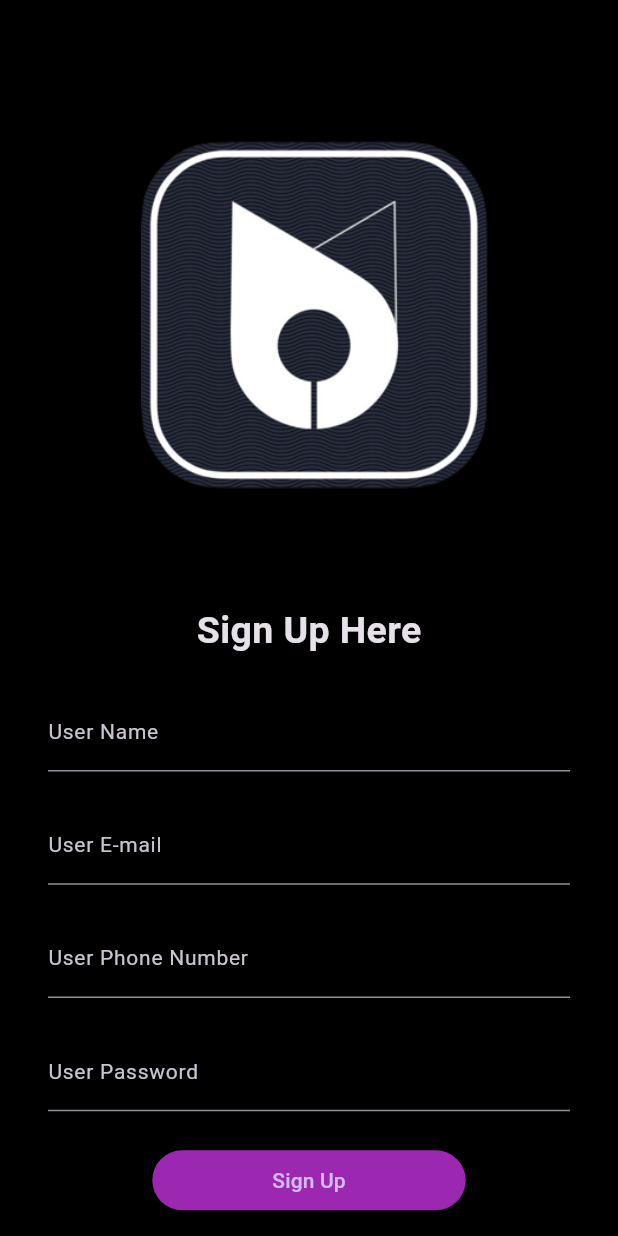
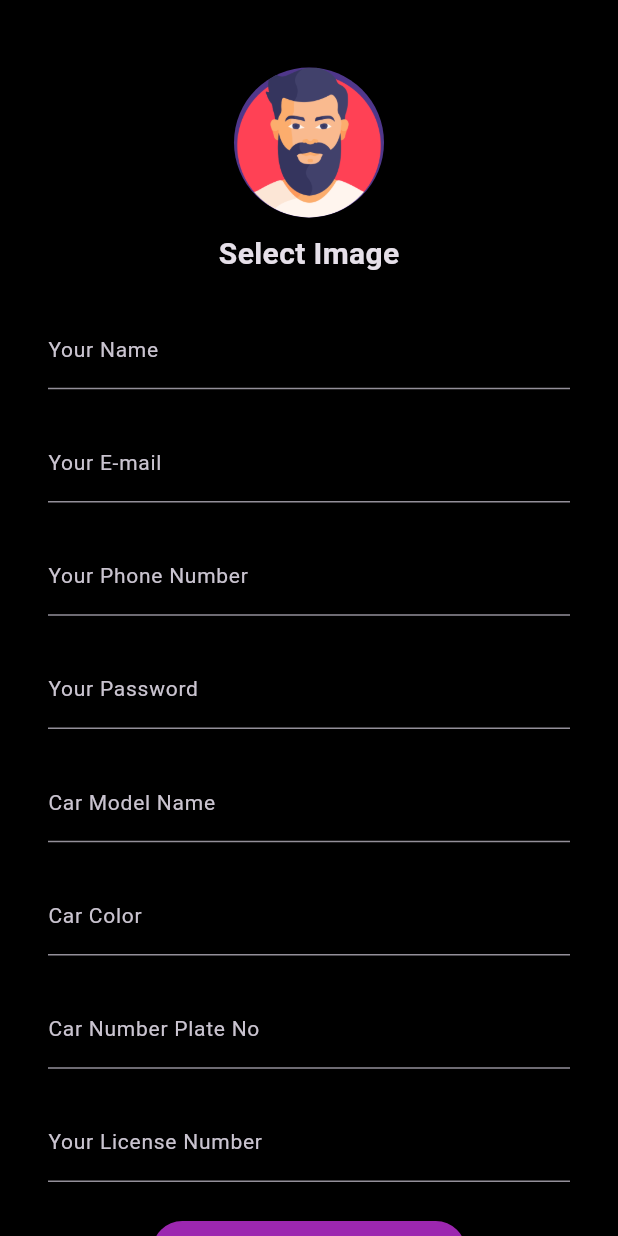
Before and after one commit to 73-sk-nahid/UBER_Driver_App, a Flutter app: the screen it shows after launch, after a tap on "Don't have any account? Sign Up here", on a phone screen of 412 x 824 dp. Run offline on Flutter 3.47's test engine with Material 3 defaults, Android fonts, the phone set to English and light mode, and no system bars; our stand-ins replace connectivity_plus, firebase_auth, firebase_database, google_maps_flutter; missing offline and left inert: flutter_config; accounts and stored records are empty.

Commit message:
signup page ui done

```diff
--- a/lib/authentication/login_screen.dart
+++ b/lib/authentication/login_screen.dart
@@ -27,7 +27,15 @@ class _LogInScreenState extends State<LogInScreen> {
           padding: const EdgeInsets.all(10),
           child: Column(
             children: [
-              Image.asset("assets/images/uberexec.png"),
+              const SizedBox(
+                height: 160,
+              ),
+              Image.asset("assets/images/uberexec.png",
+              width:  300,
+              ),
+              const SizedBox(
+                height: 100,
+              ),
               const Text(
                 "Log In Here",
                 style: TextStyle(
--- a/lib/authentication/signup_screen.dart
+++ b/lib/authentication/signup_screen.dart
@@ -1,5 +1,6 @@
 import 'package:firebase_auth/firebase_auth.dart';
 import 'package:firebase_database/firebase_database.dart';
+import 'package:flutter/cupertino.dart';
 import 'package:flutter/material.dart';
 import 'package:uberdriverapp/authentication/login_screen.dart';
 import 'package:uberdriverapp/methods/common_methods.dart';
@@ -16,9 +17,12 @@ class SignUpScreen extends StatefulWidget {
 class _SignUpScreenState extends State<SignUpScreen> {
   TextEditingController userNameTextEditingController = TextEditingController();
   TextEditingController emailTextEditingController = TextEditingController();
-  TextEditingController phoneNumberTextEditingController =
-      TextEditingController();
+  TextEditingController phoneNumberTextEditingController = TextEditingController();
   TextEditingController passwordTextEditingController = TextEditingController();
+  TextEditingController vehicleNameTextEditingController = TextEditingController();
+  TextEditingController vehicleColorTextEditingController = TextEditingController();
+  TextEditingController vehicleNumberTextEditingController = TextEditingController();
+  TextEditingController driverLicenseNumberTextEditingController = TextEditingController();
   CommonMethods cMethods = CommonMethods();
 
   checkIsInternetAvailable() {
@@ -33,12 +37,27 @@ class _SignUpScreenState extends State<SignUpScreen> {
           padding: const EdgeInsets.all(10),
           child: Column(
             children: [
-              Image.asset("assets/images/logo.png"),
-              const Text(
-                "Sign Up Here",
-                style: TextStyle(
-                  fontSize: 25,
-                  fontWeight: FontWeight.bold,
+              const SizedBox(
+                height: 35,
+              ),
+              const CircleAvatar(
+                radius: 50,
+                backgroundImage: AssetImage("assets/images/avatarman.png"),
+              ),
+              const SizedBox(
+                height: 10,
+              ),
+              GestureDetector(
+                onTap: ()
+                {
+                  chooseImageFromGallery();
+                },
+                child: const Text(
+                  "Select Image",
+                  style: TextStyle(
+                    fontSize: 20,
+                    fontWeight: FontWeight.bold,
+                  ),
                 ),
               ),
               Padding(
@@ -49,7 +68,7 @@ class _SignUpScreenState extends State<SignUpScreen> {
                       controller: userNameTextEditingController,
                       keyboardType: TextInputType.text,
                       decoration: const InputDecoration(
-                        labelText: "User Name",
+                        labelText: "Your Name",
                         labelStyle: TextStyle(
                           fontSize: 14,
                         ),
@@ -66,7 +85,7 @@ class _SignUpScreenState extends State<SignUpScreen> {
                       controller: emailTextEditingController,
                       keyboardType: TextInputType.emailAddress,
                       decoration: const InputDecoration(
-                        labelText: "User E-mail",
+                        labelText: "Your E-mail",
                         labelStyle: TextStyle(
                           fontSize: 14,
                         ),
@@ -83,7 +102,7 @@ class _SignUpScreenState extends State<SignUpScreen> {
                       controller: phoneNumberTextEditingController,
                       keyboardType: TextInputType.phone,
                       decoration: const InputDecoration(
-                        labelText: "User Phone Number",
+                        labelText: "Your Phone Number",
                         labelStyle: TextStyle(
                           fontSize: 14,
                         ),
@@ -106,7 +125,75 @@ class _SignUpScreenState extends State<SignUpScreen> {
                       obscureText: true,
                       keyboardType: TextInputType.visiblePassword,
                       decoration: const InputDecoration(
-                        labelText: "User Password",
+                        labelText: "Your Password",
+                        labelStyle: TextStyle(
+                          fontSize: 14,
+                        ),
+                      ),
+                      style: const TextStyle(
+                        color: Colors.grey,
+                        fontSize: 15,
+                      ),
+                    ),
+                    const SizedBox(
+                      height: 22,
+                    ),
+                    TextField(
+                      controller: vehicleNameTextEditingController,
+                      keyboardType: TextInputType.text,
+                      decoration: const InputDecoration(
+                        labelText: "Car Model Name",
+                        labelStyle: TextStyle(
+                          fontSize: 14,
+                        ),
+                      ),
+                      style: const TextStyle(
+                        color: Colors.grey,
+                        fontSize: 15,
+                      ),
+                    ),
+                    const SizedBox(
+                      height: 22,
+                    ),
+                    TextField(
+                      controller: vehicleColorTextEditingController,
+                      keyboardType: TextInputType.text,
+                      decoration: const InputDecoration(
+                        labelText: "Car Color",
+                        labelStyle: TextStyle(
+                          fontSize: 14,
+                        ),
+                      ),
+                      style: const TextStyle(
+                        color: Colors.grey,
+                        fontSize: 15,
+                      ),
+                    ),
+                    const SizedBox(
+                      height: 22,
+                    ),
+                    TextField(
+                      controller: vehicleNumberTextEditingController,
+                      keyboardType: TextInputType.text,
+                      decoration: const InputDecoration(
+                        labelText: "Car Number Plate No",
+                        labelStyle: TextStyle(
+                          fontSize: 14,
+                        ),
+                      ),
+                      style: const TextStyle(
+                        color: Colors.grey,
+                        fontSize: 15,
+                      ),
+                    ),
+                    const SizedBox(
+                      height: 22,
+                    ),
+                    TextField(
+                      controller: driverLicenseNumberTextEditingController,
+                      keyboardType: TextInputType.text,
+                      decoration: const InputDecoration(
+                        labelText: "Your License Number",
                         labelStyle: TextStyle(
                           fontSize: 14,
                         ),
@@ -262,4 +349,8 @@ class _SignUpScreenState extends State<SignUpScreen> {
     Navigator.push(context, MaterialPageRoute(builder: (c) => HomePage()));
   } */
   }
+
+  void chooseImageFromGallery() {
+
+  }
 }
```
